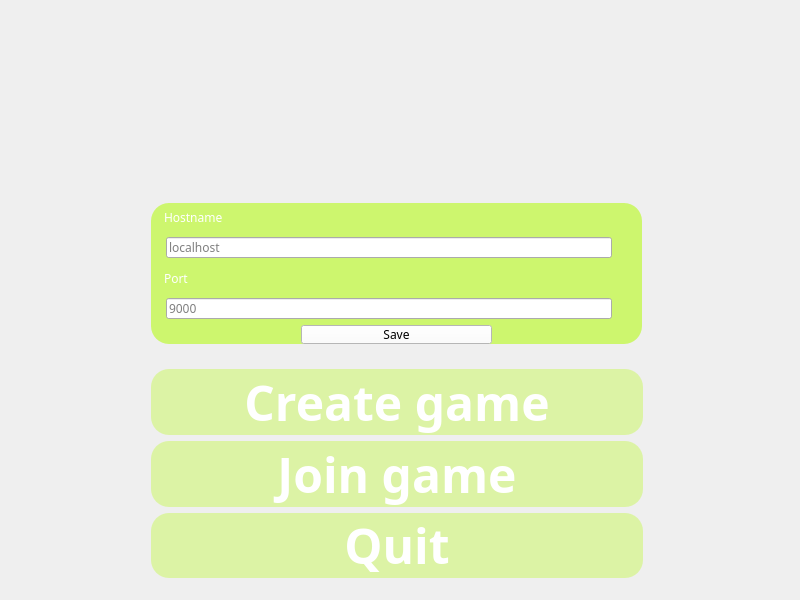
Qt form src/client/ui/mainwindow.ui (Jignacio14/JazzJackRabbit) before a commit.
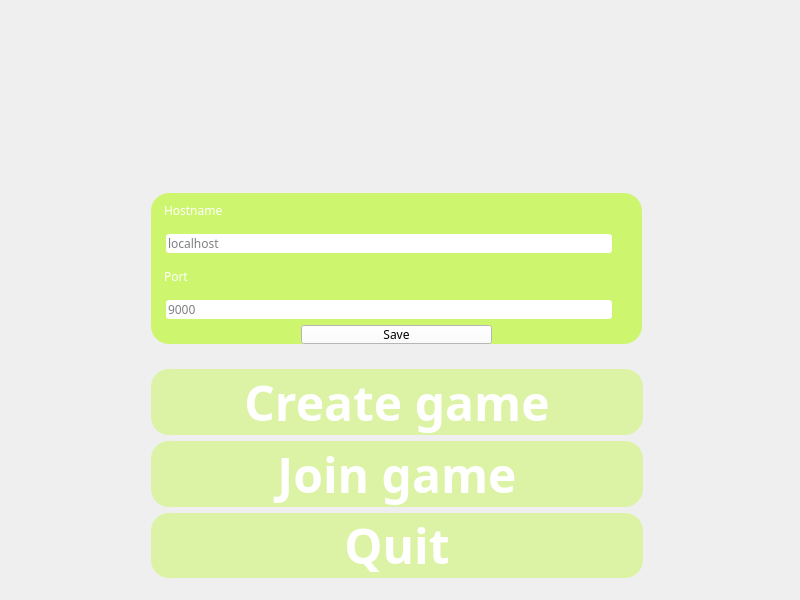
The same form after that commit. Icons and pictures are not drawn.

Commit message: fix: Added to CMakeLists the common sources

What changed in the file:
```diff
--- a/src/client/ui/mainwindow.ui
+++ b/src/client/ui/mainwindow.ui
@@ -190,9 +190,9 @@
     <property name="geometry">
      <rect>
       <x>151</x>
-      <y>203</y>
+      <y>193</y>
       <width>491</width>
-      <height>141</height>
+      <height>151</height>
      </rect>
     </property>
     <property name="styleSheet">
@@ -228,6 +228,7 @@
        <property name="styleSheet">
         <string notr="true">QLineEdit#hostnameInput {
 	font-family: Joystix;
+	border-radius: 3px;
 	margin-left: 15px;
 	margin-right: 30px;
 }</string>
@@ -258,6 +259,7 @@
 	font-family: Joystix;
 	margin-left: 15px;
 	margin-right: 30px;
+	border-radius: 3px;
 }</string>
        </property>
        <property name="placeholderText">
```
The commit also changes 1 other file.
